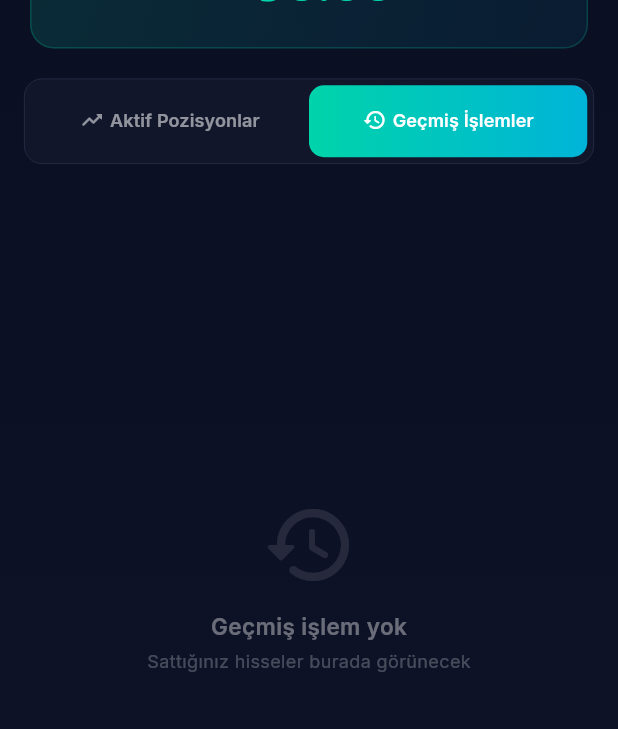
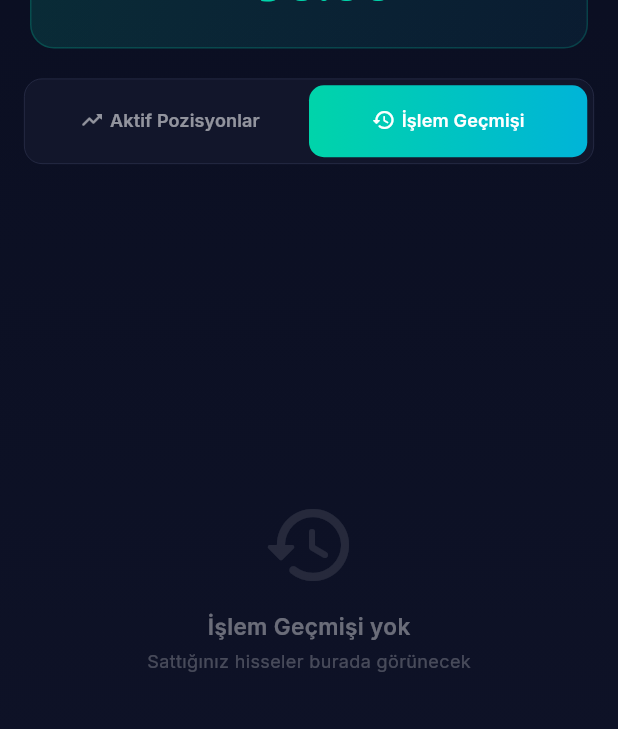
Before and after one commit to muhammedrbay/halkaarz, a Flutter app: the PortfolioScreen widget shown alone on an empty page, opened directly, tab 2 chosen, on a phone screen of 412 x 824 dp. Shown: the part 241-970 px from the top of the screen. Run offline on Flutter 3.47's test engine with Material 3 defaults, Android fonts, the phone set to English and light mode, and no system bars; our stand-ins replace firebase_core, firebase_database, firebase_messaging, fl_chart, flutter_local_notifications, google_fonts and 3 more; missing offline and left inert: app_tracking_transparency; accounts and stored records are empty; network calls fail.

Commit message:
Fix 100x profit logic by making 1 lot equal to 1 share and rename sold items tab to İşlem Geçmişi with individualized profit details

```diff
--- a/lib/models/portfolio_item.dart
+++ b/lib/models/portfolio_item.dart
@@ -27,8 +27,8 @@ class PortfolioItem {
   /// Toplam lot (hesap sayısı × lot)
   int get toplamLot => lotSayisi * hesapSayisi;
 
-  /// Toplam hisse adedi (1 lot = 100 hisse)
-  int get toplamHisse => toplamLot * 100;
+  /// Toplam hisse adedi (1 Lot = 1 pay kabul ediliyor)
+  int get toplamHisse => toplamLot;
 
   /// Toplam maliyet (TL)
   double get toplamMaliyet => toplamHisse * arzFiyati;
--- a/lib/screens/portfolio_screen.dart
+++ b/lib/screens/portfolio_screen.dart
@@ -276,7 +276,7 @@ class _PortfolioScreenState extends State<PortfolioScreen>
               children: [
                 const Icon(Icons.history_rounded, size: 16),
                 const SizedBox(width: 4),
-                Text('Geçmiş İşlemler',
+                Text('İşlem Geçmişi',
                     style: GoogleFonts.inter(fontSize: 12, fontWeight: FontWeight.w600)),
               ],
             ),
@@ -511,7 +511,7 @@ class _PortfolioScreenState extends State<PortfolioScreen>
     if (items.isEmpty) {
       return _buildEmptyState(
         Icons.history_rounded,
-        'Geçmiş işlem yok',
+        'İşlem Geçmişi yok',
         'Sattığınız hisseler burada görünecek',
       );
     }
```
